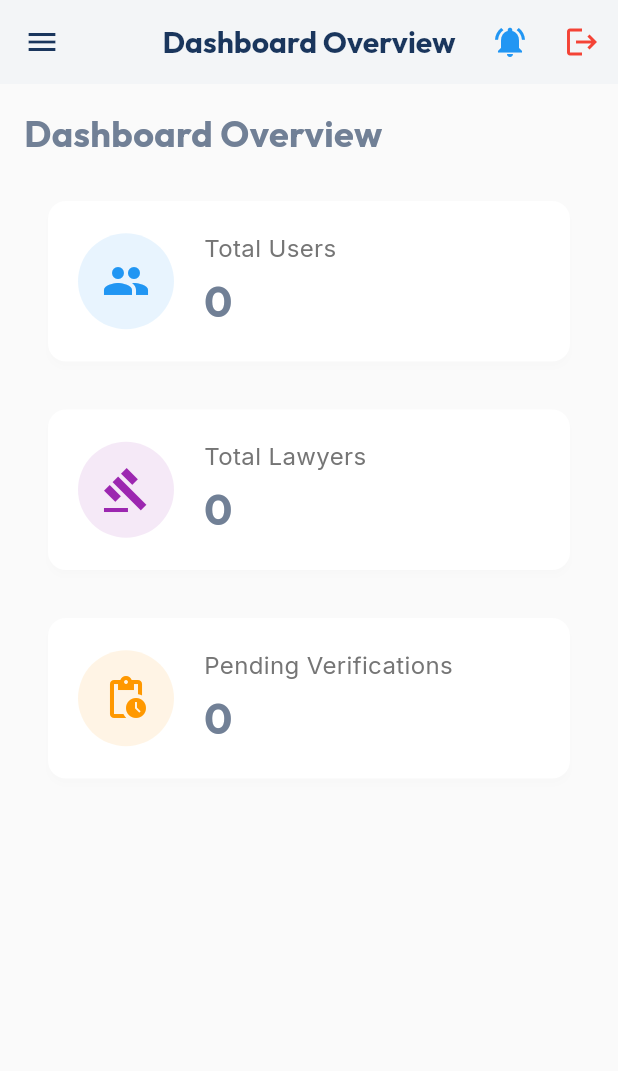
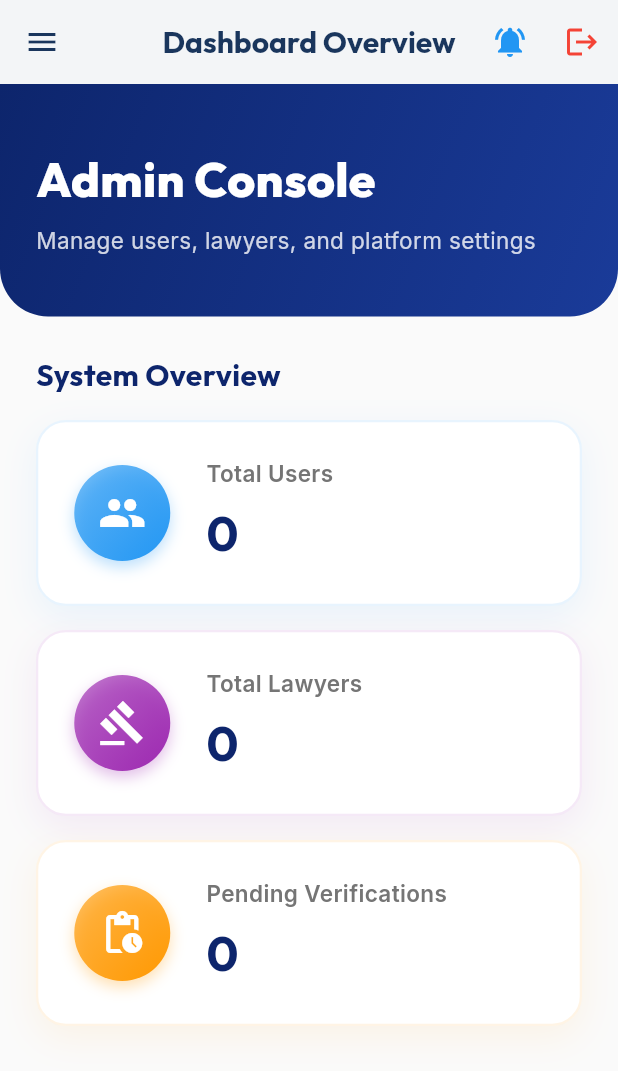
Before and after one commit to athulyaanil3/JUSTICECONNECT, a Flutter app: the AdminDashboard screen opened directly, on a phone screen of 412 x 824 dp. Shown: the top 1071 px of the screen. Run offline on Flutter 3.47's test engine with Material 3 defaults, Android fonts, the phone set to English and light mode, and no system bars; our stand-ins replace file_picker, google_fonts, image_picker, open_filex, share_plus, shared_preferences and 1 more; missing offline and left inert: cryptography, encrypt; accounts and stored records are empty.

Commit message:
feat(admin): update admin overview tab metrics and layout

```diff
--- a/lib/views/dashboard/admin_tabs/admin_overview_tab.dart
+++ b/lib/views/dashboard/admin_tabs/admin_overview_tab.dart
@@ -59,14 +59,49 @@ class _AdminOverviewTabState extends State<AdminOverviewTab> {
 
     return RefreshIndicator(
       onRefresh: _fetchMetrics,
-      child: ListView(
-        padding: const EdgeInsets.all(16.0),
-        children: [
-          Text(
-            'Dashboard Overview',
-            style: GoogleFonts.outfit(fontSize: 24, fontWeight: FontWeight.bold),
-          ),
-          const SizedBox(height: 20),
+      child: SingleChildScrollView(
+        child: Column(
+          crossAxisAlignment: CrossAxisAlignment.start,
+          children: [
+            Container(
+              width: double.infinity,
+              padding: const EdgeInsets.only(top: 40, left: 24, right: 24, bottom: 40),
+              decoration: const BoxDecoration(
+                gradient: LinearGradient(
+                  begin: Alignment.topLeft,
+                  end: Alignment.bottomRight,
+                  colors: [Color(0xFF0D256C), Color(0xFF1A3B99)],
+                ),
+                borderRadius: BorderRadius.only(
+                  bottomLeft: Radius.circular(32),
+                  bottomRight: Radius.circular(32),
+                ),
+              ),
+              child: Column(
+                crossAxisAlignment: CrossAxisAlignment.start,
+                children: [
+                  Text(
+                    'Admin Console',
+                    style: GoogleFonts.outfit(fontSize: 32, fontWeight: FontWeight.w800, color: Colors.white),
+                  ),
+                  const SizedBox(height: 8),
+                  Text(
+                    'Manage users, lawyers, and platform settings',
+                    style: GoogleFonts.inter(fontSize: 15, color: Colors.white.withOpacity(0.8)),
+                  ),
+                ],
+              ),
+            ),
+            Padding(
+              padding: const EdgeInsets.all(24.0),
+              child: Column(
+                crossAxisAlignment: CrossAxisAlignment.start,
+                children: [
+                  Text(
+                    'System Overview',
+                    style: GoogleFonts.outfit(fontSize: 20, fontWeight: FontWeight.bold, color: const Color(0xFF0D256C)),
+                  ),
+                  const SizedBox(height: 16),
           _buildMetricCard(
             context,
             title: 'Total Users',
@@ -90,7 +125,11 @@ class _AdminOverviewTabState extends State<AdminOverviewTab> {
             icon: Icons.pending_actions,
             color: Colors.orange,
           ),
-        ],
+                ],
+              ),
+            ),
+          ],
+        ),
       ),
     );
   }
@@ -101,34 +140,55 @@ class _AdminOverviewTabState extends State<AdminOverviewTab> {
     required IconData icon,
     required Color color,
   }) {
-    return Card(
-      elevation: 2,
-      shape: RoundedRectangleBorder(borderRadius: BorderRadius.circular(12)),
+    return Container(
+      decoration: BoxDecoration(
+        color: Colors.white,
+        borderRadius: BorderRadius.circular(20),
+        boxShadow: [
+          BoxShadow(
+            color: color.withOpacity(0.08),
+            blurRadius: 20,
+            offset: const Offset(0, 8),
+          ),
+        ],
+        border: Border.all(color: color.withOpacity(0.1), width: 1.5),
+      ),
       child: Padding(
-        padding: const EdgeInsets.all(20.0),
+        padding: const EdgeInsets.all(24.0),
         child: Row(
           children: [
             Container(
               padding: const EdgeInsets.all(16),
               decoration: BoxDecoration(
-                color: color.withOpacity(0.1),
+                gradient: LinearGradient(
+                  begin: Alignment.topLeft,
+                  end: Alignment.bottomRight,
+                  colors: [color.withOpacity(0.6), color],
+                ),
                 shape: BoxShape.circle,
+                boxShadow: [
+                  BoxShadow(
+                    color: color.withOpacity(0.3),
+                    blurRadius: 8,
+                    offset: const Offset(0, 4),
+                  ),
+                ],
               ),
-              child: Icon(icon, color: color, size: 32),
+              child: Icon(icon, color: Colors.white, size: 32),
             ),
-            const SizedBox(width: 20),
+            const SizedBox(width: 24),
             Expanded(
               child: Column(
                 crossAxisAlignment: CrossAxisAlignment.start,
                 children: [
                   Text(
                     title,
-                    style: GoogleFonts.inter(fontSize: 16, color: Colors.grey[600]),
+                    style: GoogleFonts.inter(fontSize: 15, color: Colors.grey[600], fontWeight: FontWeight.w600),
                   ),
-                  const SizedBox(height: 4),
+                  const SizedBox(height: 6),
                   Text(
                     value,
-                    style: GoogleFonts.outfit(fontSize: 28, fontWeight: FontWeight.bold),
+                    style: GoogleFonts.outfit(fontSize: 32, fontWeight: FontWeight.bold, color: const Color(0xFF0D256C)),
                   ),
                 ],
               ),
```
